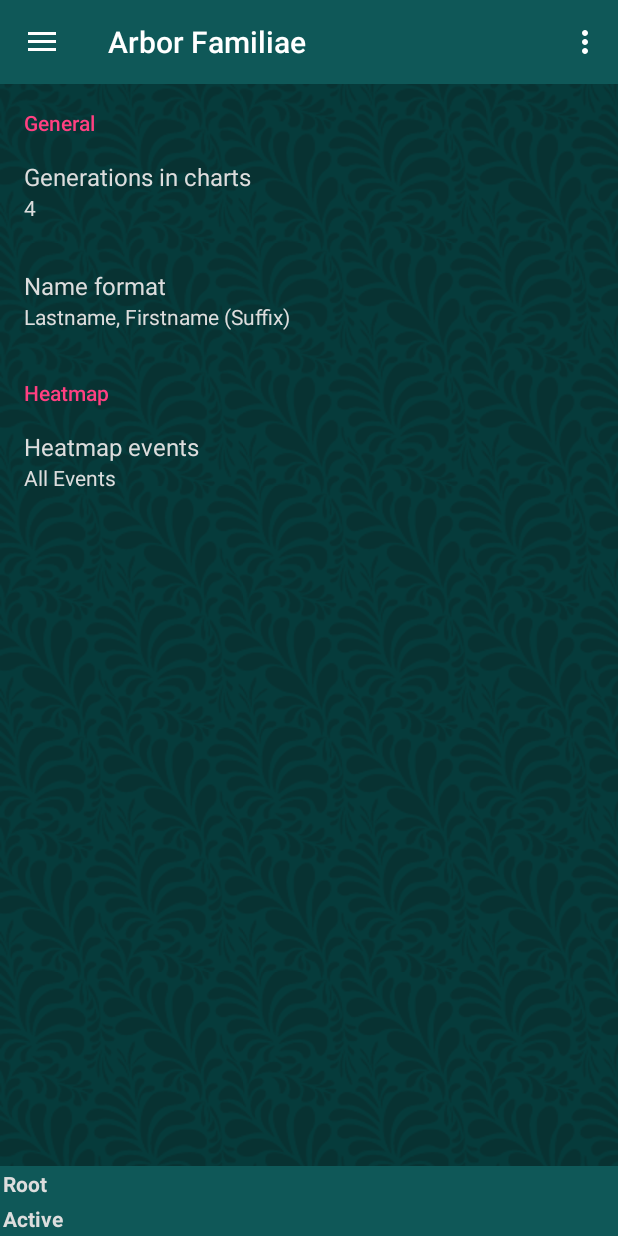
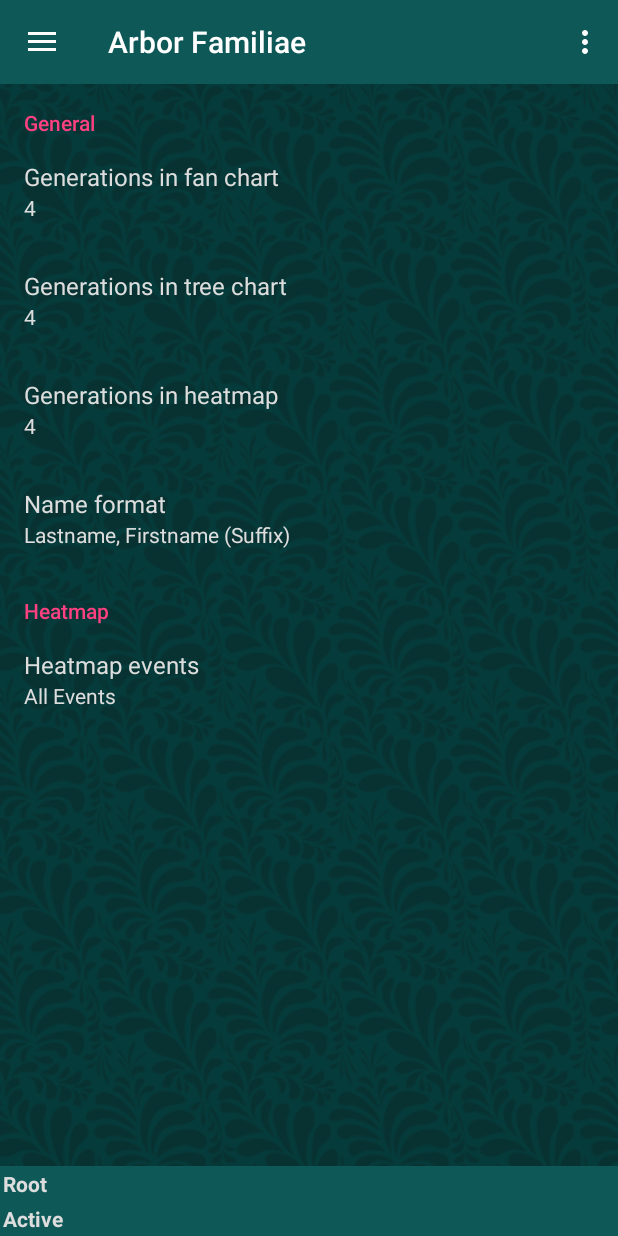
Before and after one commit to sjmeunier/arbor-familiae, an Android app: the fragment SettingsFragment placed in its activity, on a phone screen of 412 x 824 dp. Run offline under Robolectric (Android 15) with nearby library versions, the phone set to English and light mode, and no system bars; our stand-ins replace Room's generated code.

Commit message:
Initial framework for reports

```diff
--- a/app/build.gradle
+++ b/app/build.gradle
@@ -7,8 +7,8 @@ android {
         applicationId "com.sjmeunier.arborfamiliae"
         minSdkVersion 21
         targetSdkVersion 26
-        versionCode 18
-        versionName "1.1.0"
+        versionCode 20
+        versionName "1.1.2"
         testInstrumentationRunner "android.support.test.runner.AndroidJUnitRunner"
     }
     buildTypes {
--- a/app/src/main/java/com/sjmeunier/arborfamiliae/MainActivity.java
+++ b/app/src/main/java/com/sjmeunier/arborfamiliae/MainActivity.java
@@ -194,6 +194,9 @@ public class MainActivity extends AppCompatActivity
                 break;
             case R.id.nav_relationship:
                 fragmentClass = RelationshipFragment.class;
+                break;
+            case R.id.nav_reports:
+                fragmentClass = ReportsFragment.class;
                 break;
             default:
                 fragmentClass = TreeListFragment.class;
--- a/app/src/main/java/com/sjmeunier/arborfamiliae/data/Events.java
+++ b/app/src/main/java/com/sjmeunier/arborfamiliae/data/Events.java
@@ -1,8 +1,4 @@
 package com.sjmeunier.arborfamiliae.data;
-
-/**
- * Created by Serge.Meunier on 11/10/2017.
- */
 
 public enum Events {
     AllEvents,
--- /dev/null
+++ b/app/src/main/java/com/sjmeunier/arborfamiliae/data/ReportTypes.java
@@ -0,0 +1,6 @@
+package com.sjmeunier.arborfamiliae.data;
+
+public enum ReportTypes {
+    Ancestry,
+    Decendant
+}
--- a/app/src/main/java/com/sjmeunier/arborfamiliae/fragments/FanchartFragment.java
+++ b/app/src/main/java/com/sjmeunier/arborfamiliae/fragments/FanchartFragment.java
@@ -83,7 +83,7 @@ public class FanchartFragment extends Fragment{
             return;
 
         SharedPreferences settings = PreferenceManager.getDefaultSharedPreferences(mainActivity);
-        maxGeneration = Integer.parseInt(settings.getString("generations_preference", "4"));
+        maxGeneration = Integer.parseInt(settings.getString("fanchart_generations_preference", "4"));
         nameFormat = NameFormat.values()[Integer.parseInt(settings.getString("nameformat_preference", "0"))];
 
         fanchartCanvas.configureChart(mainActivity.activeIndividual, mainActivity.individualsInActiveTree, mainActivity.familiesInActiveTree, mainActivity.database, mainActivity.activeTree.id, mainActivity, maxGeneration, nameFormat);
--- a/app/src/main/java/com/sjmeunier/arborfamiliae/fragments/HeatmapFragment.java
+++ b/app/src/main/java/com/sjmeunier/arborfamiliae/fragments/HeatmapFragment.java
@@ -74,7 +74,7 @@ public class HeatmapFragment extends Fragment implements OnMapReadyCallback {
 
         mainActivity = (MainActivity)getActivity();
         SharedPreferences settings = PreferenceManager.getDefaultSharedPreferences(mainActivity);
-        maxGeneration = Integer.parseInt(settings.getString("generations_preference", "4"));
+        maxGeneration = Integer.parseInt(settings.getString("heatmap_generations_preference", "4"));
         events = Events.values()[Integer.parseInt(settings.getString("heatmap_events_preference", "0"))];
         nameFormat = NameFormat.values()[Integer.parseInt(settings.getString("nameformat_preference", "0"))];
 
--- a/app/src/main/java/com/sjmeunier/arborfamiliae/fragments/SettingsFragment.java
+++ b/app/src/main/java/com/sjmeunier/arborfamiliae/fragments/SettingsFragment.java
@@ -22,8 +22,12 @@ public class SettingsFragment extends PreferenceFragment {
         SharedPreferences prefs = PreferenceManager.getDefaultSharedPreferences(getActivity());
         prefs.registerOnSharedPreferenceChangeListener(spChanged);
 
-        ListPreference generationsPreference = (ListPreference)findPreference("generations_preference");
-        generationsPreference.setSummary(generationsPreference.getEntry());
+        ListPreference fanchartGenerationsPreference = (ListPreference)findPreference("fanchart_generations_preference");
+        fanchartGenerationsPreference.setSummary(fanchartGenerationsPreference.getEntry());
+        ListPreference treechartGenerationsPreference = (ListPreference)findPreference("treechart_generations_preference");
+        treechartGenerationsPreference.setSummary(treechartGenerationsPreference.getEntry());
+        ListPreference heatmapGenerationsPreference = (ListPreference)findPreference("heatmap_generations_preference");
+        heatmapGenerationsPreference.setSummary(heatmapGenerationsPreference.getEntry());
         ListPreference nameFormatPreference = (ListPreference)findPreference("nameformat_preference");
         nameFormatPreference.setSummary(nameFormatPreference.getEntry());
         ListPreference heatmapEventsPreference = (ListPreference)findPreference("heatmap_events_preference");
--- a/app/src/main/res/menu/activity_main_drawer.xml
+++ b/app/src/main/res/menu/activity_main_drawer.xml
@@ -26,6 +26,10 @@
             android:id="@+id/nav_heatmap"
             android:icon="@drawable/ic_menu_mapmode"
             android:title="@string/action_heatmap" />
+        <item
+            android:id="@+id/nav_reports"
+            android:icon="@drawable/ic_menu_reports"
+            android:title="@string/action_reports" />
     </group>
 
     <group android:checkableBehavior="single" android:id="@+id/general_group">
--- a/app/src/main/res/values/arrays.xml
+++ b/app/src/main/res/values/arrays.xml
@@ -7,6 +7,11 @@
         <item>6</item>
         <item>7</item>
         <item>8</item>
+    </string-array>
+    <string-array name="preferences_generation_list_short">
+        <item>3</item>
+        <item>4</item>
+        <item>5</item>
     </string-array>
 
     <string-array name="preferences_nameformat_description_list">
@@ -46,4 +51,12 @@
         <item>4</item>
     </string-array>
 
+    <string-array name="report_type_list">
+        <item>Ancestry Report</item>
+        <item>Decendant Report</item>
+    </string-array>
+    <string-array name="report_type_value">
+        <item>0</item>
+        <item>1</item>
+    </string-array>
 </resources>
--- a/app/src/main/res/values/strings.xml
+++ b/app/src/main/res/values/strings.xml
@@ -26,6 +26,9 @@
     <string name="about_treelist_header">Tree List</string>
     <string name="about_treelist_description">The tree list view shows all currently available trees saved. From this view you can also import new trees from GEDCOM files and select an active tree</string>
 
+    <string name="about_reports_header">Reports</string>
+    <string name="about_reports_description">Reports allow you to export desecendant/ancestor reports to PDF files</string>
+
     <string name="navigation_drawer_open">Open navigation drawer</string>
     <string name="navigation_drawer_close">Close navigation drawer</string>
 
@@ -39,6 +42,7 @@
     <string name="action_tree">Tree Chart</string>
     <string name="action_trees">Change Trees</string>
     <string name="action_recent">Recent</string>
+    <string name="action_reports">Reports</string>
     <string name="action_relationship">Relationship Chart</string>
 
     <string name="action_set_home_person">Set as root</string>
@@ -51,6 +55,7 @@
     <string name="progress_pleasewait">Please wait...</string>
     <string name="progress_calculatingrelationship">Calculating relationship</string>
     <string name="progress_exporting">Exporting</string>
+    <string name="progress_generating_report">Generating report</string>
 
     <string name="treelist_individuals">%d individuals</string>
     <string name="treelist_families">%d families</string>
@@ -88,8 +93,13 @@
     <string name="label_root">Root</string>
     <string name="label_active">Active</string>
 
+    <string name="label_report_type">Report Type</string>
+    <string name="label_maximum_generations">Maximum generations back</string>
+    <string name="report_type_prompt">Report Type</string>
+
     <string name="button_rateapp">Rate App</string>
     <string name="button_feedback">Send Feedback</string>
+    <string name="button_generate_report">Generate Report</string>
 
     <string name="error_market_not_found">Could not open Android market, please install the market app.</string>
     <string name="error_could_not_share_chart">Could not share chart.</string>
@@ -105,12 +115,16 @@
     <string name="dialog_rename_tree">Rename tree</string>
 
     <string name="preferences_general">General</string>
-    <string name="preferences_title_generations">Generations in charts</string>
-    <string name="preferences_summary_generations">Number of generations to show in fanchart</string>
+    <string name="preferences_title_generations_treechart">Generations in tree chart</string>
+    <string name="preferences_title_generations_fanchart">Generations in fan chart</string>
+    <string name="preferences_title_generations_heatmap">Generations in heatmap</string>
+    <string name="preferences_summary_generations_treechart">Number of generations to show in treechart</string>
+    <string name="preferences_summary_generations_fanchart">Number of generations to show in fanchart</string>
+    <string name="preferences_summary_generations_heatmap">Number of generations to show in heatmap</string>
     <string name="preferences_dialog_title_generations">Generations to show</string>
 
     <string name="preferences_title_nameformat">Name format</string>
-    <string name="preferences_summary_nameformat">Name format to show in tree chart</string>
+    <string name="preferences_summary_nameformat">Name format to show in charts</string>
     <string name="preferences_dialog_title_nameformat">Name format</string>
 
     <string name="preferences_heatmap">Heatmap</string>
--- a/app/src/main/res/xml/fragment_preferences.xml
+++ b/app/src/main/res/xml/fragment_preferences.xml
@@ -6,9 +6,25 @@
     android:title="@string/preferences_general">
 
     <ListPreference
-        android:key="generations_preference"
-        android:title="@string/preferences_title_generations"
-        android:summary="@string/preferences_summary_generations"
+        android:key="fanchart_generations_preference"
+        android:title="@string/preferences_title_generations_fanchart"
+        android:summary="@string/preferences_summary_generations_fanchart"
+        android:entries="@array/preferences_generation_list"
+        android:entryValues="@array/preferences_generation_list"
+        android:defaultValue="4"
+        android:dialogTitle="@string/preferences_dialog_title_generations" />
+    <ListPreference
+        android:key="treechart_generations_preference"
+        android:title="@string/preferences_title_generations_treechart"
+        android:summary="@string/preferences_summary_generations_treechart"
+        android:entries="@array/preferences_generation_list_short"
+        android:entryValues="@array/preferences_generation_list_short"
+        android:defaultValue="4"
+        android:dialogTitle="@string/preferences_dialog_title_generations" />
+    <ListPreference
+        android:key="heatmap_generations_preference"
+        android:title="@string/preferences_title_generations_heatmap"
+        android:summary="@string/preferences_summary_generations_heatmap"
         android:entries="@array/preferences_generation_list"
         android:entryValues="@array/preferences_generation_list"
         android:defaultValue="4"
```
Also changed, not shown: app/src/main/java/com/sjmeunier/arborfamiliae/fragments/ReportsFragment.java (added, +121 -0 lines), app/src/main/java/com/sjmeunier/arborfamiliae/fragments/TreeChartFragment.java (+1 -11 lines), app/src/main/res/layout/fragment_about.xml (+12 -0 lines), app/src/main/res/layout/fragment_reports.xml (added, +37 -0 lines), app/src/main/res/drawable/ic_menu_reports.png (added), 1 other file.
